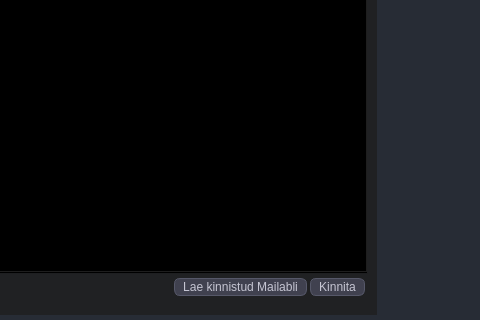
This is mailabl-qgis/Mailabl_dialog_base.ui in TuloliKalver/mailabl-qgis as Qt 5 draws it before an edit; both pictures show x 509 to 989 and y 533 to 853 of the 1136 by 853 pixel window. The edited form follows.
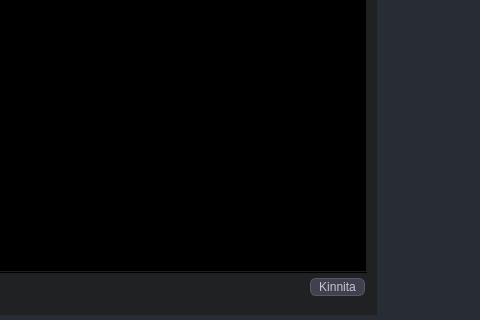
This is the edited form. The open tabs and pages were chosen to show the change. Icons and pictures are not drawn.

```diff
--- a/mailabl-qgis/Mailabl_dialog_base.ui
+++ b/mailabl-qgis/Mailabl_dialog_base.ui
@@ -2479,23 +2479,6 @@
                             </property>
                            </spacer>
                           </item>
-                          <item>
-                           <widget class="QPushButton" name="pbSendItemstoMailabl">
-                            <property name="text">
-                             <string>Lae kinnistud Mailabli</string>
-                            </property>
-                            <property name="icon">
-                             <iconset>
-                              <normaloff>icons/Icons_hele/upload-cloud.svg</normaloff>icons/Icons_hele/upload-cloud.svg</iconset>
-                            </property>
-                            <property name="iconSize">
-                             <size>
-                              <width>18</width>
-                              <height>18</height>
-                             </size>
-                            </property>
-                           </widget>
-                          </item>
                           <item>
                            <widget class="QPushButton" name="pbConfirm_action">
                             <property name="text">
```
Left out of the diff: 6 changed lines with no effect on the pictures.
